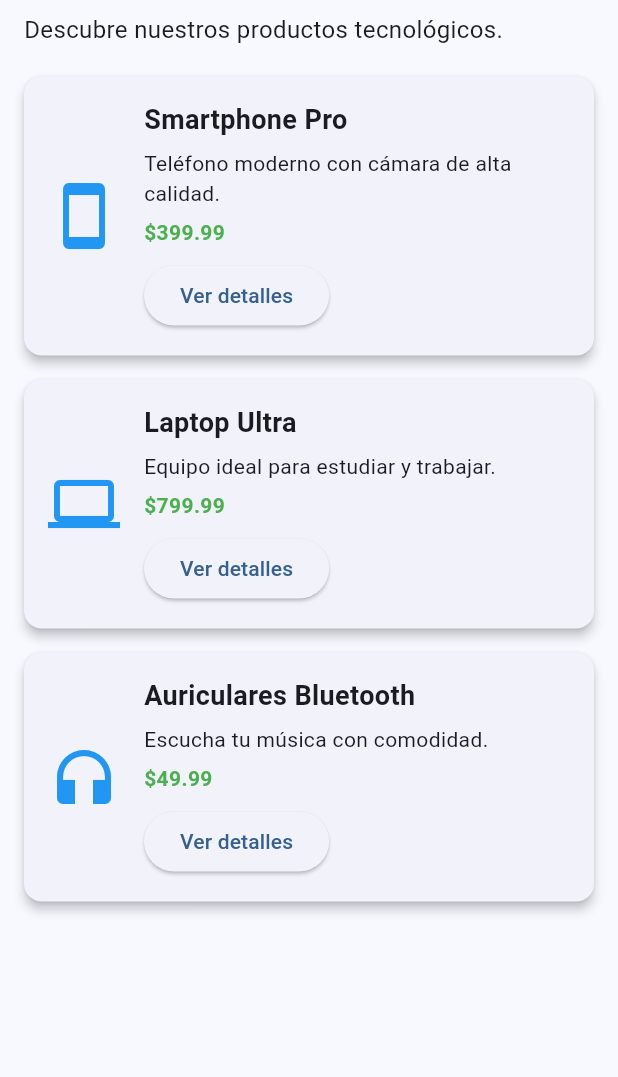
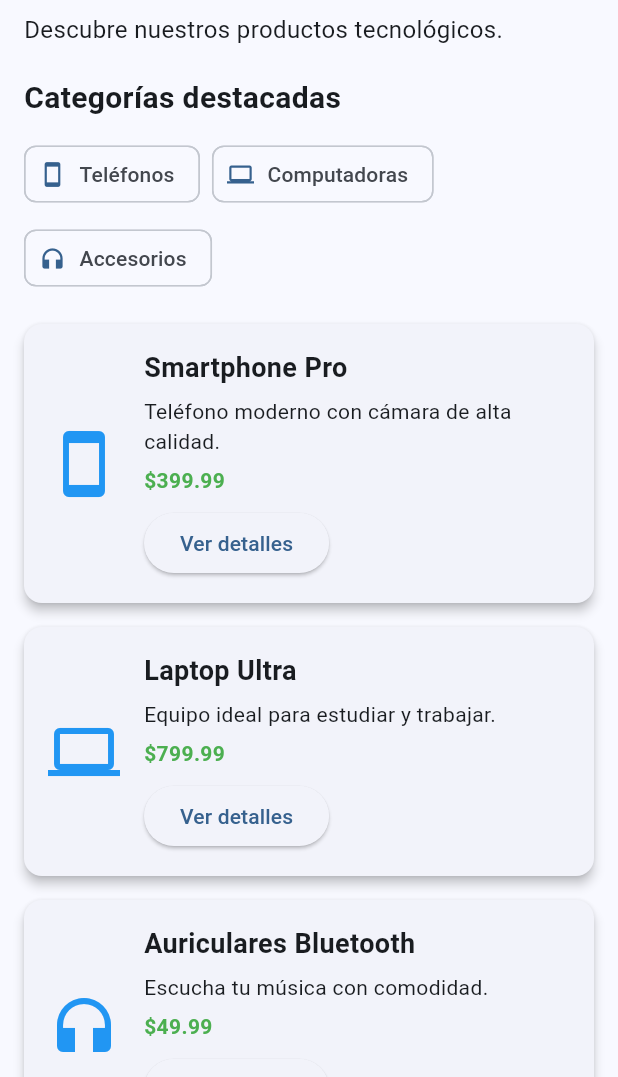
Before and after one commit to ajtorres-creator/APP_FLUTTER, a Flutter app: the screen it shows after launch, on a phone screen of 412 x 824 dp, the part 159-1236 px from its top. Run offline on Flutter 3.47's test engine with Material 3 defaults, Android fonts, the phone set to English and light mode, and no system bars.

Commit message:
feat: agregar categorias al catalogo principal

```diff
--- a/lib/screens/home_screen.dart
+++ b/lib/screens/home_screen.dart
@@ -28,6 +28,26 @@ class HomeScreen extends StatelessWidget {
               style: TextStyle(fontSize: 16),
             ),
             const SizedBox(height: 20),
+
+            const Text(
+              'Categorías destacadas',
+              style: TextStyle(fontSize: 20, fontWeight: FontWeight.bold),
+            ),
+
+            const SizedBox(height: 12),
+
+            Wrap(
+              spacing: 8,
+              runSpacing: 8,
+              children: const [
+                Chip(avatar: Icon(Icons.smartphone), label: Text('Teléfonos')),
+                Chip(avatar: Icon(Icons.laptop), label: Text('Computadoras')),
+                Chip(avatar: Icon(Icons.headphones), label: Text('Accesorios')),
+              ],
+            ),
+
+            const SizedBox(height: 20),
+
             ProductCard(
               title: 'Smartphone Pro',
               description: 'Teléfono moderno con cámara de alta calidad.',
```
